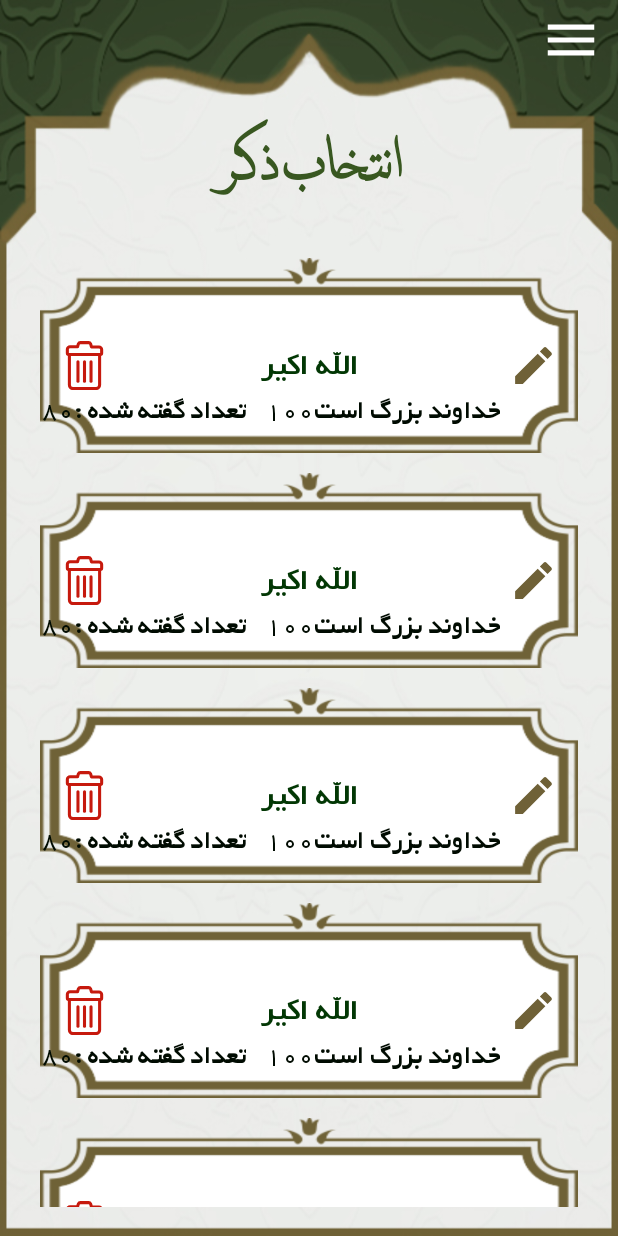
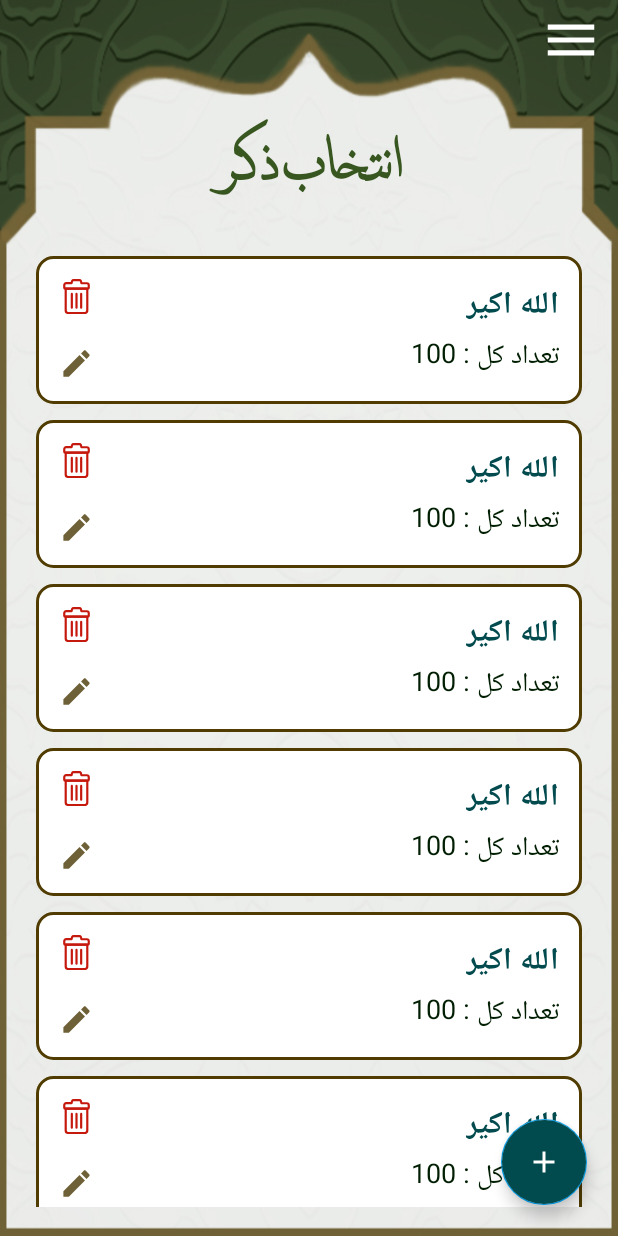
Before and after one commit to mohammadyt9731/Arbaeen-Pilgirmage, an Android app: the SelectMentionFragment screen opened through its navigation route, on a phone screen of 412 x 824 dp. Run offline under Robolectric (Android 15) with nearby library versions, the phone set to English and light mode, and no system bars; our stand-ins replace sdp/ssp sizes; Roboto replaces fonts that are not available here.

Commit message:
-dataBase -selectMentionFragment -salawatCountFragment

```diff
--- a/app/build.gradle
+++ b/app/build.gradle
@@ -57,6 +57,10 @@ dependencies {
     implementation "androidx.lifecycle:lifecycle-viewmodel-ktx:2.5.1"
     implementation "androidx.lifecycle:lifecycle-runtime-ktx:2.5.1"
 
+    //Room components
+    implementation 'androidx.room:room-runtime:2.4.3'
+
+
 
 
 
--- a/app/src/main/java/com/ttp/ziaratarbaeen/adapter/MentionAdapter.java
+++ b/app/src/main/java/com/ttp/ziaratarbaeen/adapter/MentionAdapter.java
@@ -1,15 +1,20 @@
 package com.ttp.ziaratarbaeen.adapter;
 
+import android.app.AlertDialog;
+import android.content.DialogInterface;
 import android.view.LayoutInflater;
 import android.view.View;
 import android.view.ViewGroup;
+import android.widget.ImageView;
 import android.widget.TextView;
 
 import androidx.annotation.NonNull;
 import androidx.recyclerview.widget.RecyclerView;
 
 import com.ttp.ziaratarbaeen.R;
+import com.ttp.ziaratarbaeen.dialogs.AddMentionDialog;
 import com.ttp.ziaratarbaeen.utils.Mention;
+import com.ttp.ziaratarbaeen.utils.UseFullMethod;
 
 import java.util.ArrayList;
 
@@ -18,9 +23,9 @@ public class MentionAdapter extends RecyclerView.Adapter<MentionAdapter.ViewHold
 
     ArrayList<Mention> mentionList;
 
-    public MentionAdapter(ArrayList<Mention> mentionList){
+    public MentionAdapter(ArrayList<Mention> mentionList) {
 
-        this.mentionList=mentionList;
+        this.mentionList = mentionList;
     }
 
 
@@ -28,14 +33,38 @@ public class MentionAdapter extends RecyclerView.Adapter<MentionAdapter.ViewHold
     @Override
     public ViewHolder onCreateViewHolder(@NonNull ViewGroup parent, int viewType) {
         return new ViewHolder(LayoutInflater
-                .from(parent.getContext()).inflate(R.layout.item_mention_list,parent,false));
+                .from(parent.getContext()).inflate(R.layout.item_mention_list, parent, false));
     }
 
     @Override
     public void onBindViewHolder(@NonNull ViewHolder holder, int position) {
 
         holder.tvMentionTitle.setText(mentionList.get(position).getMentionTitle());
-        holder.tvMentionTranslation.setText(mentionList.get(position).getMentionTranslation());
+        holder.tvMaximumNumber.setText("تعداد کل : " + mentionList.get(position).getMaximumNumber());
+
+        holder.itemView.setOnClickListener(view -> {
+            UseFullMethod.safeNavigate(view, R.id.salawatCountFragment);
+        });
+
+        holder.ivEdit.setOnClickListener(view -> {
+            new AddMentionDialog(view.getContext()).show();
+        });
+
+        holder.ivDelete.setOnClickListener(view -> {
+            new AlertDialog.Builder(view.getContext())
+                    .setTitle(view.getContext().getString(R.string.delete_Mention))
+                    .setMessage(view.getContext().getString(R.string.doYouWantToDeleteThisMention))
+                    .setCancelable(true)
+                    .setPositiveButton(view.getContext().getString(R.string.yes), (dialogInterface, i) -> {
+
+                    })
+                    .setNegativeButton(view.getContext().getString(R.string.no), (dialogInterface, i) -> {
+                            dialogInterface.cancel();
+                    })
+                    .create()
+                    .show();
+        });
+
 
     }
 
@@ -44,16 +73,21 @@ public class MentionAdapter extends RecyclerView.Adapter<MentionAdapter.ViewHold
         return mentionList.size();
     }
 
-    class ViewHolder extends RecyclerView.ViewHolder{
+    static class ViewHolder extends RecyclerView.ViewHolder {
 
         TextView tvMentionTitle;
-        TextView tvMentionTranslation;
+        TextView tvMaximumNumber;
+
+        ImageView ivDelete;
+        ImageView ivEdit;
 
         public ViewHolder(@NonNull View itemView) {
             super(itemView);
 
-            tvMentionTitle =itemView.findViewById(R.id.tv_mention_title);
-            tvMentionTranslation=itemView.findViewById(R.id.tv_number);
+            tvMentionTitle = itemView.findViewById(R.id.tv_title_itemMentionLIst);
+            tvMaximumNumber = itemView.findViewById(R.id.tv_maxNumber_itemMentionLIst);
+            ivDelete = itemView.findViewById(R.id.iv_delete_itemMentionLIst);
+            ivEdit = itemView.findViewById(R.id.iv_edit_itemMentionLIst);
 
 
         }
--- a/app/src/main/java/com/ttp/ziaratarbaeen/fragments/SelectMentionFragment.java
+++ b/app/src/main/java/com/ttp/ziaratarbaeen/fragments/SelectMentionFragment.java
@@ -10,8 +10,9 @@ import androidx.annotation.Nullable;
 import androidx.fragment.app.Fragment;
 
 import com.ttp.ziaratarbaeen.adapter.MentionAdapter;
+import com.ttp.ziaratarbaeen.databinding.FragmentSelectMentionBinding;
+import com.ttp.ziaratarbaeen.dialogs.AddMentionDialog;
 import com.ttp.ziaratarbaeen.utils.Mention;
-import com.ttp.ziaratarbaeen.databinding.FragmentSelectMentionBinding;
 
 import java.util.ArrayList;
 
@@ -32,6 +33,7 @@ public class SelectMentionFragment extends Fragment {
 
 
         setUpMentionList();
+        setOnClick();
     }
 
 
@@ -40,10 +42,16 @@ public class SelectMentionFragment extends Fragment {
         ArrayList<Mention> mentionList = new ArrayList<>();
 
         for (int i = 0; i < 20; i++)
-            mentionList.add(new Mention("الله اکیر", "خداوند بزرگ است", 100, 3));
+            mentionList.add(new Mention("الله اکیر", 100, 0));
 
 
         MentionAdapter mentionAdapter = new MentionAdapter(mentionList);
         binding.rvMention.setAdapter(mentionAdapter);
     }
+
+    private void setOnClick() {
+        binding.fabAddMention.setOnClickListener(view -> {
+            new AddMentionDialog(requireContext()).show();
+        });
+    }
 }
--- a/app/src/main/java/com/ttp/ziaratarbaeen/utils/Mention.java
+++ b/app/src/main/java/com/ttp/ziaratarbaeen/utils/Mention.java
@@ -3,15 +3,13 @@ package com.ttp.ziaratarbaeen.utils;
 public class Mention {
 
     String mentionTitle;
-    String mentionTranslation;
 
-    int maximum;
+    int maximumNumber;
     int counter;
 
-    public Mention(String mentionName,String mentionTranslation, int maximum, int counter) {
+    public Mention(String mentionName, int maximum, int counter) {
         this.mentionTitle = mentionName;
-        this.mentionTranslation = mentionTranslation;
-        this.maximum = maximum;
+        this.maximumNumber = maximum;
         this.counter = counter;
     }
 
@@ -23,20 +21,14 @@ public class Mention {
         this.mentionTitle = mentionTitle;
     }
 
-    public String getMentionTranslation() {
-        return mentionTranslation;
+
+
+    public int getMaximumNumber() {
+        return maximumNumber;
     }
 
-    public void setMentionTranslation(String mentionTranslation) {
-        this.mentionTranslation = mentionTranslation;
-    }
-
-    public int getMaximum() {
-        return maximum;
-    }
-
-    public void setMaximum(int maximum) {
-        this.maximum = maximum;
+    public void setMaximumNumber(int maximumNumber) {
+        this.maximumNumber = maximumNumber;
     }
 
     public int getCounter() {
--- a/app/src/main/java/com/ttp/ziaratarbaeen/utils/MyConstants.java
+++ b/app/src/main/java/com/ttp/ziaratarbaeen/utils/MyConstants.java
@@ -55,4 +55,6 @@ public class MyConstants {
     //other
     public static final String ERROR_TAG = "error_tag";
 
+    public static final String TABLE_NAME = "mentionTable";
+    public static final String DATABASE_NAME = "mentionDatabase";
 }
--- /dev/null
+++ b/app/src/main/res/drawable/bg_mention_list.xml
@@ -0,0 +1,8 @@
+<?xml version="1.0" encoding="utf-8"?>
+<shape xmlns:android="http://schemas.android.com/apk/res/android">
+
+    <solid android:color="@color/white"/>
+    <corners android:radius="@dimen/_8sdp"/>
+    <stroke android:width="2dp"
+        android:color="@color/gold"/>
+</shape>
--- /dev/null
+++ b/app/src/main/res/drawable/ic_plus.xml
@@ -0,0 +1,5 @@
+<vector android:height="56dp" android:tint="#FFFFFF"
+    android:viewportHeight="24" android:viewportWidth="24"
+    android:width="56dp" xmlns:android="http://schemas.android.com/apk/res/android">
+    <path android:fillColor="@android:color/white" android:pathData="M19,13h-6v6h-2v-6H5v-2h6V5h2v6h6v2z"/>
+</vector>
--- a/app/src/main/res/layout/fragment_select_mention.xml
+++ b/app/src/main/res/layout/fragment_select_mention.xml
@@ -26,23 +26,19 @@
         android:layout_marginHorizontal="@dimen/space_medium"
         />
 
-<!--    <com.google.android.material.floatingactionbutton.ExtendedFloatingActionButton-->
-<!--        android:layout_width="wrap_content"-->
-<!--        android:layout_height="wrap_content"-->
-<!--        android:text="افزودن ذکر  "-->
-<!--        app:layout_constraintBottom_toBottomOf="parent"-->
-<!--        app:layout_constraintLeft_toLeftOf="parent"-->
-<!--        android:layout_margin="@dimen/space_middle"-->
-<!--        android:textSize="@dimen/_16ssp"-->
-<!--        app:backgroundTint="@color/main_green"-->
-<!--        android:textColor="@color/white"-->
-<!--        android:paddingVertical="@dimen/space_medium"-->
-<!--        android:paddingHorizontal="@dimen/space_middle"-->
-
-<!--        android:drawableLeft="@drawable/ic_plus_fab"-->
-<!--        >-->
-
-<!--    </com.google.android.material.floatingactionbutton.ExtendedFloatingActionButton>-->
+    <!--fab button-->
+    <com.google.android.material.floatingactionbutton.FloatingActionButton
+        android:id="@+id/fabAddMention"
+        android:layout_width="wrap_content"
+        android:layout_height="wrap_content"
+        android:layout_margin="@dimen/_16sdp"
+        android:backgroundTint="@color/green_600"
+        android:src="@drawable/ic_plus"
+        android:scaleType="centerCrop"
+        app:fabCustomSize="@dimen/_44sdp"
+        app:layout_constraintBottom_toBottomOf="parent"
+        app:layout_constraintRight_toRightOf="parent"
+        app:tint="@color/white" />
 
 
 
--- a/app/src/main/res/layout/item_mention_list.xml
+++ b/app/src/main/res/layout/item_mention_list.xml
@@ -2,102 +2,65 @@
 <androidx.constraintlayout.widget.ConstraintLayout xmlns:android="http://schemas.android.com/apk/res/android"
     xmlns:app="http://schemas.android.com/apk/res-auto"
     android:layout_width="match_parent"
-    android:layout_height="@dimen/_100sdp"
-    android:layout_marginHorizontal="@dimen/space_medium"
-    android:layout_marginVertical="@dimen/space_small"
-    android:paddingTop="@dimen/_10sdp"
-    android:background="@drawable/ic_mention"
+    android:layout_height="wrap_content"
+    android:layout_marginHorizontal="@dimen/_8sdp"
+    android:layout_marginVertical="@dimen/_4sdp"
+    android:background="@drawable/bg_mention_list"
+    android:padding="@dimen/_12sdp"
     app:layout_constraintTop_toTopOf="parent">
 
     <ImageView
-        android:id="@+id/iv_delete_mention"
-        android:layout_width="@dimen/_25sdp"
-        android:layout_height="@dimen/_25sdp"
+        android:id="@+id/iv_delete_itemMentionLIst"
+        android:layout_width="@dimen/_18sdp"
+        android:layout_height="@dimen/_18sdp"
+        android:layout_marginBottom="@dimen/_8sdp"
         android:src="@drawable/ic_delete"
-        app:layout_constraintTop_toTopOf="parent"
+        app:layout_constraintBottom_toTopOf="@id/iv_edit_itemMentionLIst"
         app:layout_constraintLeft_toLeftOf="parent"
-        android:layout_marginLeft="@dimen/_10sdp"
+        app:layout_constraintTop_toTopOf="parent" />
+
+    <ImageView
+        android:id="@+id/iv_edit_itemMentionLIst"
+        android:layout_width="@dimen/_18sdp"
+        android:layout_height="@dimen/_18sdp"
+        android:layout_marginTop="@dimen/_8sdp"
+        android:src="@drawable/ic_edit"
         app:layout_constraintBottom_toBottomOf="parent"
-
-        />
-    <ImageView
-        android:id="@+id/iv_edit_mention"
-        android:layout_width="@dimen/_25sdp"
-        android:layout_height="@dimen/_25sdp"
-        android:src="@drawable/ic_edit"
-       app:layout_constraintTop_toTopOf="parent"
-        app:layout_constraintBottom_toBottomOf="parent"
-        app:layout_constraintRight_toRightOf="parent"
-        android:layout_marginRight="@dimen/_10sdp"
-
-
-        />
-
+        app:layout_constraintLeft_toLeftOf="@id/iv_delete_itemMentionLIst"
+        app:layout_constraintRight_toRightOf="@id/iv_delete_itemMentionLIst"
+        app:layout_constraintTop_toBottomOf="@id/iv_delete_itemMentionLIst" />
 
     <TextView
-        android:id="@+id/tv_mention_title"
+        android:id="@+id/tv_title_itemMentionLIst"
         android:layout_width="wrap_content"
         android:layout_height="wrap_content"
+        android:ellipsize="end"
         android:gravity="center"
-        android:text="اللهم صل علی محمد و آل محمد"
-        android:textColor="#023704"
+        android:singleLine="true"
+        android:text="@string/sample_mention_title"
+        android:textColor="@color/green_600"
         android:textSize="@dimen/_16ssp"
         android:textStyle="bold"
-        android:layout_marginHorizontal="@dimen/_10sdp"
-        android:singleLine="true"
-        android:ellipsize="marquee"
-        android:marqueeRepeatLimit="marquee_forever"
-        app:layout_constraintRight_toLeftOf="@id/iv_edit_mention"
-        app:layout_constraintLeft_toRightOf="@id/iv_delete_mention"
+        app:layout_constraintBottom_toTopOf="@id/tv_maxNumber_itemMentionLIst"
+        app:layout_constraintHorizontal_bias="1"
+        app:layout_constraintLeft_toRightOf="@id/iv_delete_itemMentionLIst"
+        app:layout_constraintRight_toRightOf="parent"
         app:layout_constraintTop_toTopOf="parent"
-        app:layout_constraintBottom_toBottomOf="parent"
 
         />
 
     <TextView
-        android:id="@+id/tv_number"
+        android:id="@+id/tv_maxNumber_itemMentionLIst"
         android:layout_width="wrap_content"
         android:layout_height="wrap_content"
-        android:text="تعداد کل : "
-        android:textStyle="bold"
-        android:textColor="#000B01"
+        android:text="@string/tv_sample_maxNumber"
+        android:textColor="@color/dark_green"
         android:textSize="@dimen/_14ssp"
-       android:layout_marginRight="@dimen/_40sdp"
+        app:layout_constraintBottom_toBottomOf="parent"
+        app:layout_constraintHorizontal_bias="1"
+        app:layout_constraintLeft_toRightOf="@id/iv_edit_itemMentionLIst"
         app:layout_constraintRight_toRightOf="parent"
-        app:layout_constraintTop_toBottomOf="@id/tv_mention_title" />
-    <TextView
-        android:id="@+id/tv_total_number"
-        android:layout_width="wrap_content"
-        android:layout_height="wrap_content"
-        android:text="100"
-        android:textColor="#000B01"
-        android:textSize="@dimen/_14ssp"
-        app:layout_constraintTop_toTopOf="@id/tv_number"
-        app:layout_constraintBottom_toBottomOf="@id/tv_number"
-        app:layout_constraintRight_toLeftOf="@id/tv_number"
-        />
+        app:layout_constraintTop_toBottomOf="@id/tv_title_itemMentionLIst" />
 
-    <TextView
-        android:id="@+id/tv_number_say"
-        android:layout_width="wrap_content"
-        android:layout_height="wrap_content"
-        android:text="تعداد گفته شده :"
-        android:textStyle="bold"
-        android:textColor="#000B01"
-        android:textSize="@dimen/_14ssp"
-        android:layout_marginRight="@dimen/_10sdp"
-       app:layout_constraintRight_toLeftOf="@id/tv_total_number"
-        app:layout_constraintTop_toBottomOf="@id/tv_mention_title" />
-    <TextView
-        android:id="@+id/tv_total_say"
-        android:layout_width="wrap_content"
-        android:layout_height="wrap_content"
-        android:text="80"
-        android:textColor="#000B01"
-        android:textSize="@dimen/_14ssp"
-        app:layout_constraintTop_toTopOf="@id/tv_number"
-        app:layout_constraintBottom_toBottomOf="@id/tv_number"
-        app:layout_constraintRight_toLeftOf="@id/tv_number_say"
-        />
 
 </androidx.constraintlayout.widget.ConstraintLayout>
--- a/app/src/main/res/values/colors.xml
+++ b/app/src/main/res/values/colors.xml
@@ -9,6 +9,7 @@
 
     <color name="black">#000000</color>
     <color name="white">#FFFFFF</color>
+    <color name="gray">#404040</color>
 
     <color name="blue_400">#039BE5</color>
     <color name="blue_600">#034273</color>
--- a/app/src/main/res/values/strings.xml
+++ b/app/src/main/res/values/strings.xml
@@ -431,4 +431,11 @@
     <string name="whatsapp_is_not_installed">واتساپ روی تلفن شما نصب نیست</string>
     <string name="whatsapp_business_is_not_installed">واتساپ تجاری روی تلفن شما نصب نیست</string>
     <string name="unknown_error">خطای ناشناخته</string>
+    <string name="sample_mention_title">اللهم صل علی محمد و آل محمد</string>
+    <string name="tv_sample_maxNumber">تعداد کل : 100</string>
+    <string name="mention_title">نام ذکر</string>
+    <string name="maxNumber">تعداد کل</string>
+    <string name="submit">ثبت</string>
+    <string name="delete_Mention">حذف ذکر</string>
+    <string name="doYouWantToDeleteThisMention">آیا میخواید این ذکر را حذف کنید</string>
 </resources>
--- a/app/src/main/res/values/styles.xml
+++ b/app/src/main/res/values/styles.xml
@@ -5,7 +5,6 @@
         <item name="colorPrimary">@color/blue_400</item>
         <item name="colorPrimaryDark">#182211</item>
         <item name="colorAccent">@color/blue_400</item>
-        <item name="fontFamily">@font/yekan</item>
 
 
     </style>
@@ -363,7 +362,7 @@
         <item name="android:paddingTop">@dimen/space_small</item>
         <item name="android:paddingBottom">@dimen/space_small</item>
         <item name="android:textColor">@color/white</item>
-        <item name="android:textSize">@dimen/text_size_14</item>
+        <item name="android:textSize">@dimen/text_size_16</item>
         <item name="cornerRadius">@dimen/space_small</item>
     </style>
 
```
Also changed, not shown: app/src/main/java/com/ttp/ziaratarbaeen/database/MentionDao.java (added, +31 -0 lines), app/src/main/java/com/ttp/ziaratarbaeen/database/MentionDataBase.java (added, +28 -0 lines), app/src/main/java/com/ttp/ziaratarbaeen/database/MentionEntity.java (added, +44 -0 lines), app/src/main/java/com/ttp/ziaratarbaeen/dialogs/AddMentionDialog.java (added, +56 -0 lines), app/src/main/java/com/ttp/ziaratarbaeen/fragments/SalawatCountFragment.java (+6 -30 lines), app/src/main/res/layout/dialog_add_mention.xml (added, +76 -0 lines), app/src/main/res/layout/fragment_salawat_count.xml (+26 -59 lines).
